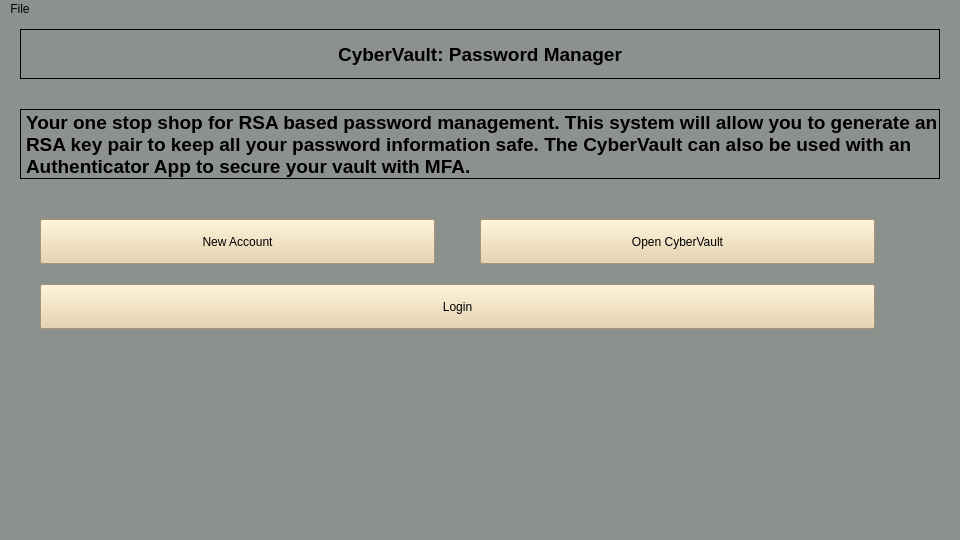
Above: cybervault.ui from dark-anub1s/CyberVault before the change. Below: the same form after it.
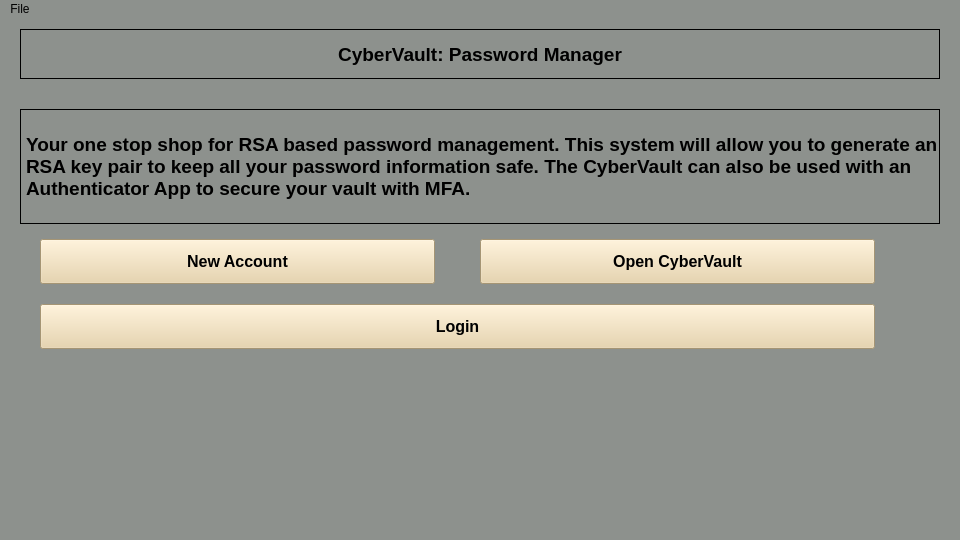
That is the form after the change. Icons and pictures are not drawn.

Commit message: Worked on Welcome Screen, create login, open vault and new account windows.

Diff of the .ui file:
```diff
--- a/cybervault.ui
+++ b/cybervault.ui
@@ -85,7 +85,7 @@
       <x>20</x>
       <y>90</y>
       <width>920</width>
-      <height>70</height>
+      <height>115</height>
      </rect>
     </property>
     <property name="font">
@@ -110,11 +110,19 @@
     <property name="geometry">
      <rect>
       <x>40</x>
-      <y>200</y>
+      <y>220</y>
       <width>395</width>
       <height>45</height>
      </rect>
     </property>
+    <property name="font">
+     <font>
+      <family>Arial</family>
+      <pointsize>12</pointsize>
+      <weight>75</weight>
+      <bold>true</bold>
+     </font>
+    </property>
     <property name="styleSheet">
      <string notr="true">background-color: rgb(231, 208, 162);</string>
     </property>
@@ -126,11 +134,25 @@
     <property name="geometry">
      <rect>
       <x>480</x>
-      <y>200</y>
+      <y>220</y>
       <width>395</width>
       <height>45</height>
      </rect>
     </property>
+    <property name="sizePolicy">
+     <sizepolicy hsizetype="Fixed" vsizetype="Fixed">
+      <horstretch>0</horstretch>
+      <verstretch>0</verstretch>
+     </sizepolicy>
+    </property>
+    <property name="font">
+     <font>
+      <family>Arial</family>
+      <pointsize>12</pointsize>
+      <weight>75</weight>
+      <bold>true</bold>
+     </font>
+    </property>
     <property name="styleSheet">
      <string notr="true">background-color: rgb(231, 208, 162);</string>
     </property>
@@ -142,11 +164,19 @@
     <property name="geometry">
      <rect>
       <x>40</x>
-      <y>265</y>
+      <y>285</y>
       <width>835</width>
       <height>45</height>
      </rect>
     </property>
+    <property name="font">
+     <font>
+      <family>Arial</family>
+      <pointsize>12</pointsize>
+      <weight>75</weight>
+      <bold>true</bold>
+     </font>
+    </property>
     <property name="styleSheet">
      <string notr="true">background-color: rgb(231, 208, 162);</string>
     </property>
```
Left out of the diff: 23 changed lines with no effect on the pictures. The commit also changes 5 other files.
